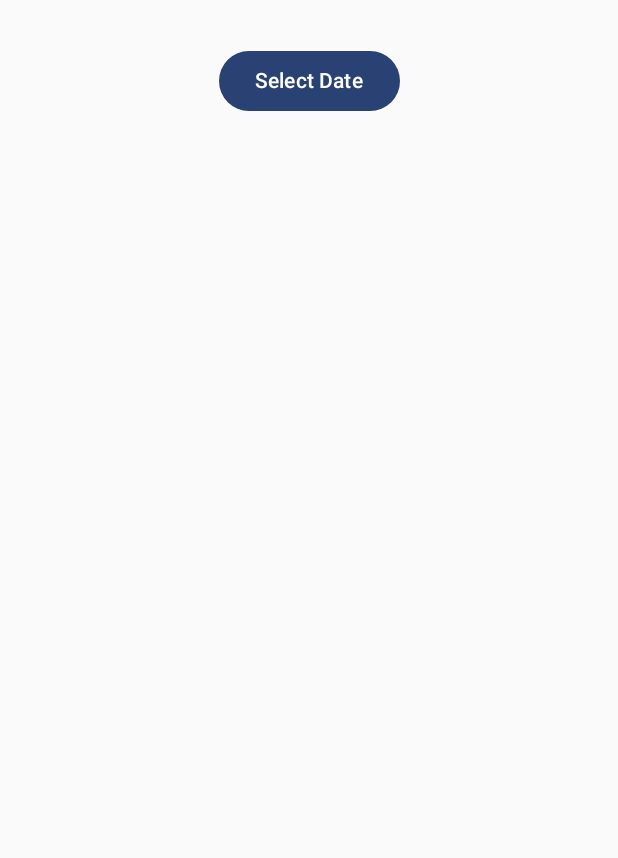
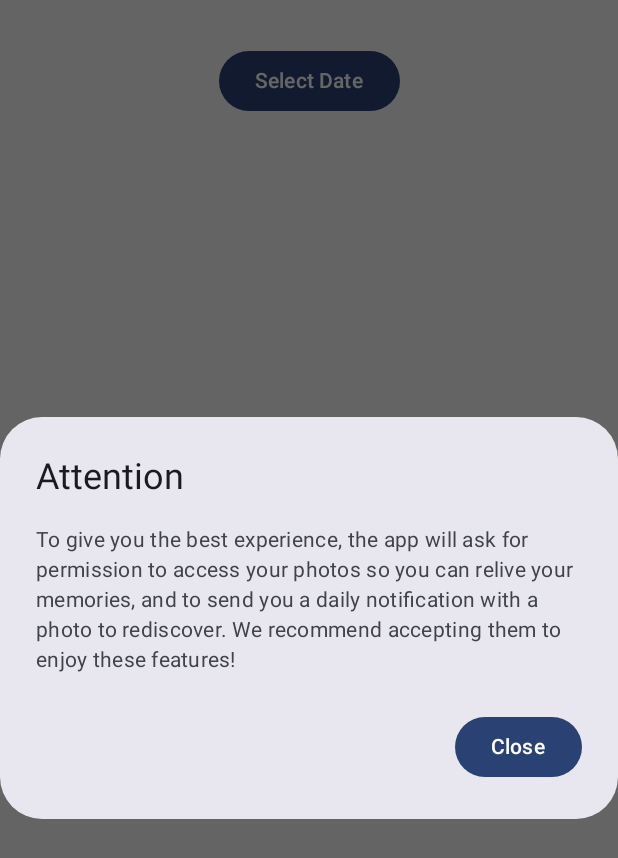
Before and after one commit to oncelot/photo-reminder-android, an Android app built with Jetpack Compose: the screen it shows after launch (MainActivity), on a phone screen of 412 x 824 dp. Shown: the top 858 px of the screen. Run offline under Robolectric (Android 15) with nearby library versions, the phone set to English and light mode, and no system bars; 1 statement that could not run was skipped.

```diff
--- a/app/build.gradle.kts
+++ b/app/build.gradle.kts
@@ -11,7 +11,7 @@ android {
         applicationId = "com.snapback.app"
         minSdk = 30
         targetSdk = 34
-        versionCode = 3
+        versionCode = 4
         versionName = "1.0"
 
         testInstrumentationRunner = "androidx.test.runner.AndroidJUnitRunner"
--- a/app/src/main/java/com/example/myapplication/MainActivity.kt
+++ b/app/src/main/java/com/example/myapplication/MainActivity.kt
@@ -97,6 +97,8 @@ class MainActivity : ComponentActivity() {
         val service = Service();
 
 
+
+
         // Controlla se la scansione è necessaria
         //val externalpath = File(Environment.getExternalStorageDirectory(),  Environment.MEDIA_MOUNTED )
 
@@ -149,14 +151,31 @@ fun Greeting(contentResolver: ContentResolver) {
     var day by remember { mutableStateOf(today.dayOfMonth) }
     var month by remember { mutableStateOf(today.monthValue) }
     var photos by remember { mutableStateOf(listOf<PhotoData>()) }
-    PermissionHandler(contentResolver) {
+    val serviceDialog = ServiceDialog();
 
-        photos = service.getPhotosByDate(contentResolver, day, month);
-    }
-    RequestNotificationPermission{
+    var isDialogClosed by remember { mutableStateOf(false) }
+
+    if (!isDialogClosed) {
+        // Mostra il dialogo
+        serviceDialog.DialogPreNotifiche(LocalContext.current) {
+            // Quando il dialogo viene chiuso, aggiorniamo lo stato
+            isDialogClosed = true
+        }
+    } else {
+        // Dopo la chiusura del dialogo, richiedi i permessi
+        PermissionHandler(contentResolver) {
+            RequestNotificationPermission {
+                // Permessi delle notifiche gestiti qui
+
+            }
+            // Dopo aver ottenuto il permesso, carica le foto
+            photos = service.getPhotosByDate(contentResolver, day, month)
+        }
+
 
 
     }
+
     val context = LocalContext.current
 
 
@@ -329,7 +348,7 @@ fun Greeting(contentResolver: ContentResolver) {
  */
 @OptIn(ExperimentalPermissionsApi::class)
 @Composable
-fun PermissionHandler(contentResolver: ContentResolver, onPermissionGranted: () -> Unit) {
+fun PermissionHandler(contentResolver: ContentResolver, onPermissionGranted: @Composable () -> Unit) {
 val context = LocalContext.current
 val permissionState = rememberPermissionState(
   if (Build.VERSION.SDK_INT >= Build.VERSION_CODES.TIRAMISU) {
--- /dev/null
+++ b/app/src/main/java/com/example/myapplication/ServiceDialog.kt
@@ -0,0 +1,38 @@
+package com.example.myapplication
+
+import android.content.ContentResolver
+import android.content.Context
+import android.content.Intent
+import android.net.Uri
+import android.provider.Settings
+import androidx.compose.material3.AlertDialog
+import androidx.compose.material3.Button
+import androidx.compose.material3.Text
+import androidx.compose.runtime.Composable
+import androidx.compose.runtime.getValue
+import androidx.compose.runtime.mutableStateOf
+import androidx.compose.runtime.remember
+import androidx.compose.runtime.setValue
+import androidx.compose.ui.res.stringResource
+
+class ServiceDialog {
+
+    @Composable
+    fun DialogPreNotifiche(context: Context,onDismiss: () -> Unit){
+
+        AlertDialog(
+            onDismissRequest = { onDismiss() },
+            title = { Text(stringResource(R.string.attenzione)) },
+            text = { Text(stringResource(R.string.textPrenotifice)) },
+            confirmButton = {
+
+            },
+            dismissButton = {
+                Button(onClick = {  onDismiss()  }) {
+                    Text(stringResource(R.string.okclose))
+                }
+            }
+        )
+    }
+
+}
--- a/app/src/main/res/values/strings.xml
+++ b/app/src/main/res/values/strings.xml
@@ -13,5 +13,9 @@
     <string name="descriptionNotifica" translatable="true">Daily notifications with photos taken on this date in past years.</string>
     <string name="annulla" translatable="true">Canceled</string>
     <string name="vaiImpostazioniDescrizione" translatable="true">Go Settings</string>
+    <string name="textPrenotifice" translatable="true">To give you the best experience, the app will ask for permission to access your photos so you can relive your memories, and to send you a daily notification with a photo to rediscover. <b>We recommend accepting them to enjoy these features!</b></string>
+    <string name="okclose" translatable="true">Close</string>
+    <string name="attenzione" translatable="true">Attention</string>
+
 
 </resources>
```
Also changed, not shown: 2 other files.
